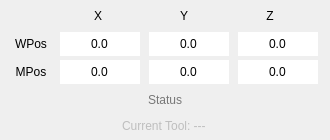
octronic-uk/Candle, file View/StateForm.ui: the form before one commit.
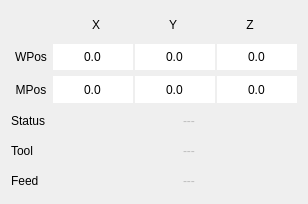
The form after the commit.

```diff
--- a/View/StateForm.ui
+++ b/View/StateForm.ui
@@ -9,8 +9,8 @@
    <rect>
     <x>0</x>
     <y>0</y>
-    <width>330</width>
-    <height>140</height>
+    <width>306</width>
+    <height>204</height>
    </rect>
   </property>
   <property name="sizePolicy">
@@ -22,33 +22,7 @@
   <property name="windowTitle">
    <string>Form</string>
   </property>
-  <layout class="QHBoxLayout" name="horizontalLayout_4" stretch="1">
-   <property name="spacing">
-    <number>4</number>
-   </property>
-   <property name="sizeConstraint">
-    <enum>QLayout::SetMinimumSize</enum>
-   </property>
-   <property name="leftMargin">
-    <number>4</number>
-   </property>
-   <property name="topMargin">
-    <number>4</number>
-   </property>
-   <property name="rightMargin">
-    <number>4</number>
-   </property>
-   <property name="bottomMargin">
-    <number>4</number>
-   </property>
-   <item>
     <layout class="QVBoxLayout" name="verticalLayout">
-     <property name="spacing">
-      <number>4</number>
-     </property>
-     <property name="sizeConstraint">
-      <enum>QLayout::SetMinimumSize</enum>
-     </property>
      <item>
       <layout class="QHBoxLayout" name="horizontalLayout" stretch="0,1,1,1">
        <property name="spacing">
@@ -84,7 +58,7 @@
          <property name="minimumSize">
           <size>
            <width>80</width>
-           <height>0</height>
+         <height>24</height>
           </size>
          </property>
          <property name="maximumSize">
@@ -118,7 +92,7 @@
          <property name="minimumSize">
           <size>
            <width>60</width>
-           <height>0</height>
+         <height>24</height>
           </size>
          </property>
          <property name="maximumSize">
@@ -152,7 +126,7 @@
          <property name="minimumSize">
           <size>
            <width>80</width>
-           <height>0</height>
+         <height>24</height>
           </size>
          </property>
          <property name="maximumSize">
@@ -233,7 +207,7 @@
          <property name="minimumSize">
           <size>
            <width>80</width>
-           <height>0</height>
+         <height>24</height>
           </size>
          </property>
          <property name="maximumSize">
@@ -279,7 +253,7 @@
          <property name="minimumSize">
           <size>
            <width>80</width>
-           <height>0</height>
+         <height>24</height>
           </size>
          </property>
          <property name="maximumSize">
@@ -325,7 +299,7 @@
          <property name="minimumSize">
           <size>
            <width>80</width>
-           <height>0</height>
+         <height>24</height>
           </size>
          </property>
          <property name="maximumSize">
@@ -418,7 +392,7 @@
          <property name="minimumSize">
           <size>
            <width>80</width>
-           <height>0</height>
+         <height>24</height>
           </size>
          </property>
          <property name="maximumSize">
@@ -464,7 +438,7 @@
          <property name="minimumSize">
           <size>
            <width>80</width>
-           <height>0</height>
+         <height>24</height>
           </size>
          </property>
          <property name="maximumSize">
@@ -510,7 +484,7 @@
          <property name="minimumSize">
           <size>
            <width>80</width>
-           <height>0</height>
+         <height>24</height>
           </size>
          </property>
          <property name="maximumSize">
@@ -546,6 +520,18 @@
         </widget>
        </item>
       </layout>
+   </item>
+   <item>
+    <layout class="QHBoxLayout" name="horizontalLayout_4" stretch="1,3">
+     <property name="spacing">
+      <number>0</number>
+     </property>
+     <item>
+      <widget class="QLabel" name="label">
+       <property name="text">
+        <string>Status</string>
+       </property>
+      </widget>
      </item>
      <item>
       <widget class="QLineEdit" name="statusText">
@@ -553,15 +539,15 @@
         <bool>false</bool>
        </property>
        <property name="sizePolicy">
-        <sizepolicy hsizetype="Expanding" vsizetype="Preferred">
+        <sizepolicy hsizetype="Expanding" vsizetype="Fixed">
          <horstretch>0</horstretch>
          <verstretch>0</verstretch>
         </sizepolicy>
        </property>
        <property name="minimumSize">
         <size>
-         <width>320</width>
-         <height>0</height>
+         <width>30</width>
+         <height>24</height>
         </size>
        </property>
        <property name="maximumSize">
@@ -582,6 +568,9 @@
        <property name="mouseTracking">
         <bool>false</bool>
        </property>
+       <property name="text">
+        <string>---</string>
+       </property>
        <property name="frame">
         <bool>false</bool>
        </property>
@@ -599,13 +588,72 @@
        </property>
       </widget>
      </item>
+    </layout>
+   </item>
+   <item>
+    <layout class="QHBoxLayout" name="horizontalLayout_5" stretch="1,3">
+     <property name="spacing">
+      <number>0</number>
+     </property>
+     <item>
+      <widget class="QLabel" name="label_2">
+       <property name="text">
+        <string>Tool</string>
+       </property>
+      </widget>
+     </item>
      <item>
       <widget class="QLineEdit" name="toolText">
        <property name="enabled">
         <bool>false</bool>
        </property>
+       <property name="minimumSize">
+        <size>
+         <width>0</width>
+         <height>24</height>
+        </size>
+       </property>
        <property name="text">
-        <string>Current Tool: ---</string>
+        <string>---</string>
+       </property>
+       <property name="frame">
+        <bool>false</bool>
+       </property>
+       <property name="alignment">
+        <set>Qt::AlignCenter</set>
+       </property>
+       <property name="readOnly">
+        <bool>true</bool>
+       </property>
+      </widget>
+     </item>
+    </layout>
+   </item>
+   <item>
+    <layout class="QHBoxLayout" name="horizontalLayout_6" stretch="1,3">
+     <property name="spacing">
+      <number>0</number>
+     </property>
+     <item>
+      <widget class="QLabel" name="label_3">
+       <property name="text">
+        <string>Feed</string>
+       </property>
+      </widget>
+     </item>
+     <item>
+      <widget class="QLineEdit" name="feedText">
+       <property name="enabled">
+        <bool>false</bool>
+       </property>
+       <property name="minimumSize">
+        <size>
+         <width>0</width>
+         <height>24</height>
+        </size>
+       </property>
+       <property name="text">
+        <string>---</string>
        </property>
        <property name="frame">
         <bool>false</bool>
```
Lines whose indentation alone changed are shown as unchanged.
